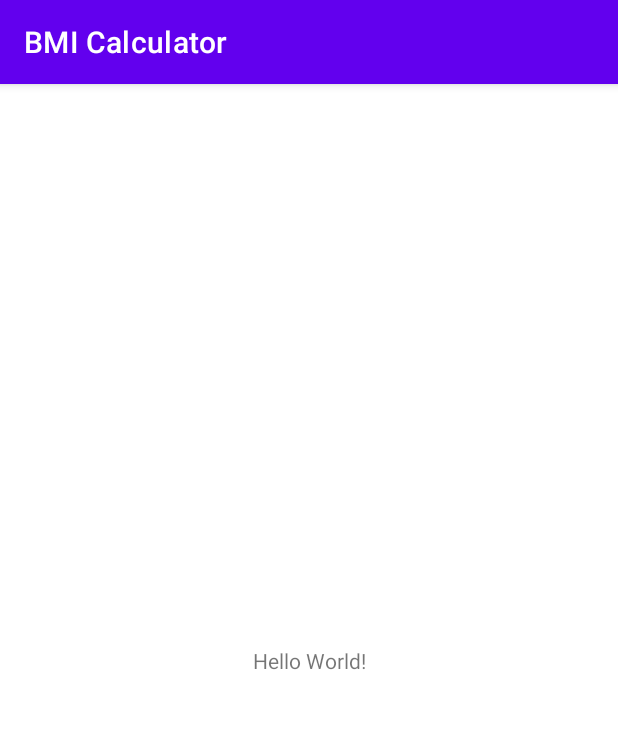
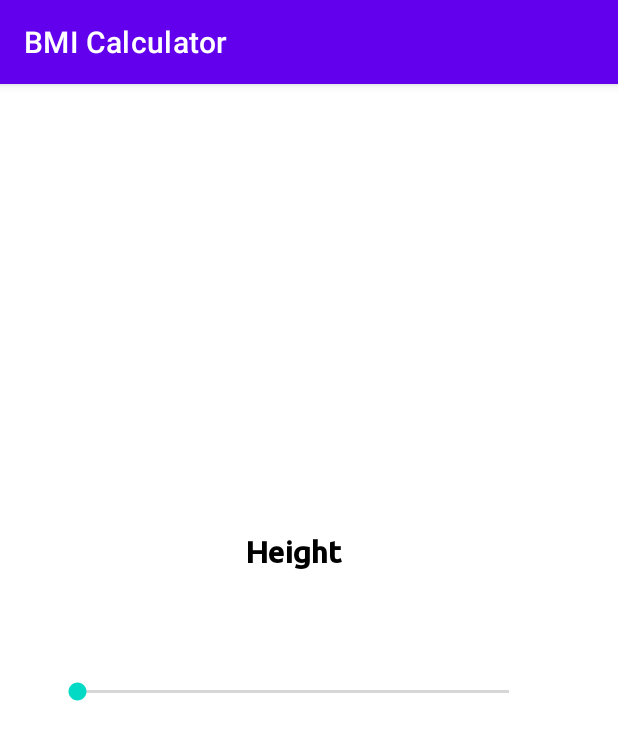
Before and after one commit to zobayerdev/BMI_Calculator, an Android app: the screen it shows after launch (MainActivity), on a phone screen of 412 x 824 dp. Shown: the top 740 px of the screen. Run offline under Robolectric (Android 15) with nearby library versions, the phone set to English and light mode, and no system bars.

Commit message:
some code upload -nayem

```diff
--- a/app/src/main/res/layout/activity_main.xml
+++ b/app/src/main/res/layout/activity_main.xml
@@ -1,18 +1,63 @@
 <?xml version="1.0" encoding="utf-8"?>
-<androidx.constraintlayout.widget.ConstraintLayout xmlns:android="http://schemas.android.com/apk/res/android"
+<RelativeLayout xmlns:android="http://schemas.android.com/apk/res/android"
     xmlns:app="http://schemas.android.com/apk/res-auto"
     xmlns:tools="http://schemas.android.com/tools"
     android:layout_width="match_parent"
     android:layout_height="match_parent"
     tools:context=".MainActivity">
 
-    <TextView
-        android:layout_width="wrap_content"
+    <RelativeLayout
+        android:layout_width="match_parent"
         android:layout_height="wrap_content"
-        android:text="Hello World!"
-        app:layout_constraintBottom_toBottomOf="parent"
-        app:layout_constraintEnd_toEndOf="parent"
-        app:layout_constraintStart_toStartOf="parent"
-        app:layout_constraintTop_toTopOf="parent" />
+        android:layout_centerVertical = "true"
+        android:id="@+id/centerhorizontalline">
 
-</androidx.constraintlayout.widget.ConstraintLayout>
+
+    </RelativeLayout>
+
+    <RelativeLayout
+        android:layout_width="match_parent"
+        android:layout_height="wrap_content"
+        android:layout_centerVertical = "true"
+        android:id="@+id/centerverticalline"
+        />
+
+
+    <RelativeLayout
+        android:layout_width="340dp"
+        android:layout_height="150dp"
+        android:layout_above="@id/centerhorizontalline"
+        android:layout_marginBottom="-50dp"
+        android:layout_marginLeft="25dp"
+        android:layout_marginRight="25dp"
+        android:id="@+id/heightlayout"
+        >
+
+        <TextView
+            android:layout_width="match_parent"
+            android:layout_height="wrap_content"
+            android:textAlignment="center"
+            android:text="Height"
+            android:textSize="20sp"
+            android:textColor="@color/black"
+            android:textStyle="bold"
+            android:layout_marginTop="15dp"
+            android:fontFamily="@font/ubuntu_medium"
+            />
+
+        <SeekBar
+            android:layout_width="match_parent"
+            android:layout_height="wrap_content"
+            android:layout_alignParentBottom="true"
+            android:layout_marginBottom="20dp"
+            android:layout_marginLeft="10dp"
+            android:progressTint="#FF4c4c"
+            android:layout_marginRight="10dp"
+            android:id="@+id/seekbarforheight"/>
+
+    </RelativeLayout>
+
+
+
+
+</RelativeLayout>
```
Also changed, not shown: app/src/main/res/font/ubuntu_bold.ttf (added), app/src/main/res/font/ubuntu_light.ttf (added), app/src/main/res/font/ubuntu_medium.ttf (added).
